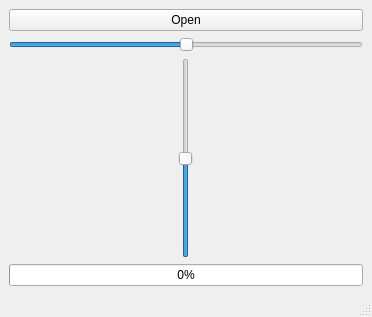
Old version of the form qsumo/widget.ui in the repository iloreen/libsumo.
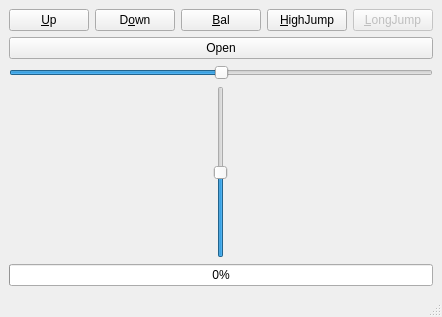
New version of the form.

Commit message:
sumo: add flip, balance and longjump
(I haven't seen balance in FreeFlight 3, nice)

```diff
--- a/qsumo/widget.ui
+++ b/qsumo/widget.ui
@@ -15,6 +15,54 @@
   </property>
   <widget class="QWidget" name="centralwidget">
    <layout class="QVBoxLayout" name="verticalLayout">
+    <item>
+     <layout class="QHBoxLayout" name="horizontalLayout_2">
+      <item>
+       <widget class="QPushButton" name="_flip">
+        <property name="focusPolicy">
+         <enum>Qt::NoFocus</enum>
+        </property>
+        <property name="text">
+         <string>&amp;Up</string>
+        </property>
+       </widget>
+      </item>
+      <item>
+       <widget class="QPushButton" name="_flipDown">
+        <property name="focusPolicy">
+         <enum>Qt::NoFocus</enum>
+        </property>
+        <property name="text">
+         <string>D&amp;own</string>
+        </property>
+       </widget>
+      </item>
+      <item>
+       <widget class="QPushButton" name="_balance">
+        <property name="text">
+         <string>&amp;Bal</string>
+        </property>
+       </widget>
+      </item>
+      <item>
+       <widget class="QPushButton" name="_hijump">
+        <property name="text">
+         <string>&amp;HighJump</string>
+        </property>
+       </widget>
+      </item>
+      <item>
+       <widget class="QPushButton" name="_longjump">
+        <property name="enabled">
+         <bool>false</bool>
+        </property>
+        <property name="text">
+         <string>&amp;LongJump</string>
+        </property>
+       </widget>
+      </item>
+     </layout>
+    </item>
     <item>
      <widget class="QPushButton" name="_open_close">
       <property name="text">
```
The commit also changes 5 other files.
